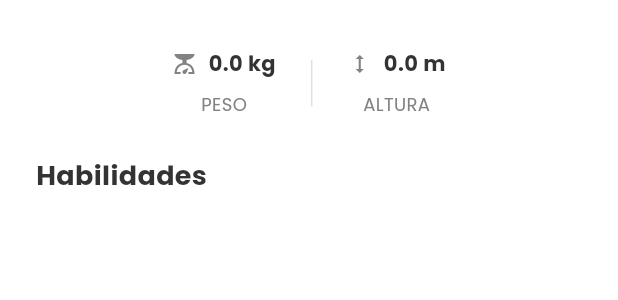
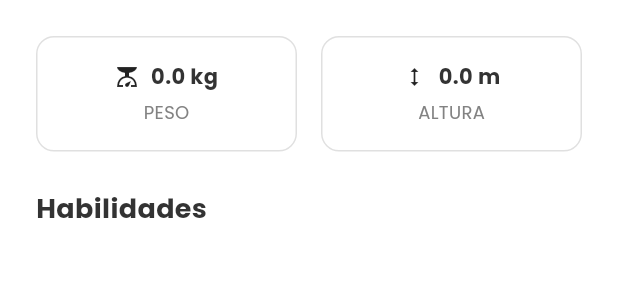
Before and after one commit to ranavarro/Pokedex_flutter, a Flutter app: the AboutTab widget shown alone on an empty page, opened directly with empty values, on a phone screen of 412 x 824 dp. Shown: the top 300 px of the screen. Run offline on Flutter 3.47's test engine with Material 3 defaults, Android fonts, the phone set to English and light mode, and no system bars; our stand-ins replace dio, flutter_riverpod, flutter_svg, freezed_annotation, go_router, google_fonts and 4 more; accounts and stored records are empty; generated files the repository leaves out were written again; network calls fail.

Commit message:
detail feature refactor

```diff
--- a/lib/core/theme/app_colors.dart
+++ b/lib/core/theme/app_colors.dart
@@ -3,7 +3,7 @@ import 'package:flutter/material.dart';
 // Colores extraídos directamente del Design System en Figma
 class AppColors {
   // Primarios
-  static const Color primary = Color(0xFFE51D20);
+  static const Color primary = Color(0xFF0D47A1);
   static const Color black = Color(0xFF000000);
   static const Color white = Color(0xFFFFFFFF);
 
--- /dev/null
+++ b/lib/features/pokemon_detail/presentation/widgets/detail_info_box.dart
@@ -0,0 +1,45 @@
+import 'package:flutter/material.dart';
+import 'package:pokedex_app/core/theme/app_colors.dart';
+import 'package:pokedex_app/core/theme/app_text_styles.dart';
+
+class DetailInfoBox extends StatelessWidget {
+  final String label;
+  final String value;
+  final Widget? icon;
+
+  const DetailInfoBox({
+    super.key,
+    required this.label,
+    required this.value,
+    this.icon,
+  });
+
+  @override
+  Widget build(BuildContext context) {
+    return Expanded(
+      child: Container(
+        padding: const EdgeInsets.all(16),
+        decoration: BoxDecoration(
+          borderRadius: BorderRadius.circular(12),
+          border: Border.all(color: AppColors.grey_5),
+        ),
+        child: Column(
+          children: [
+            Row(
+              mainAxisAlignment: MainAxisAlignment.center,
+              children: [
+                if (icon != null) ...[
+                  icon!,
+                  const SizedBox(width: 8),
+                ],
+                Text(value, style: AppTextStyles.infoValue),
+              ],
+            ),
+            const SizedBox(height: 4),
+            Text(label, style: AppTextStyles.infoLabel),
+          ],
+        ),
+      ),
+    );
+  }
+}
--- a/lib/features/pokemon_detail/presentation/widgets/tabs/about_tab.dart
+++ b/lib/features/pokemon_detail/presentation/widgets/tabs/about_tab.dart
@@ -1,8 +1,8 @@
 import 'package:flutter/material.dart';
 import 'package:pokedex_app/core/extensions/string_extension.dart';
-import 'package:pokedex_app/core/theme/app_colors.dart';
 import 'package:pokedex_app/core/theme/app_text_styles.dart';
 import 'package:pokedex_app/features/pokemon_detail/domain/entities/pokemon_detail.dart';
+import 'package:pokedex_app/features/pokemon_detail/presentation/widgets/detail_info_box.dart';
 
 class AboutTab extends StatelessWidget {
   final PokemonDetail pokemon;
@@ -11,14 +11,30 @@ class AboutTab extends StatelessWidget {
   @override
   Widget build(BuildContext context) {
     return SingleChildScrollView(
-      padding: const EdgeInsets.symmetric(horizontal: 24.0, vertical: 32.0),
+      padding: const EdgeInsets.symmetric(horizontal: 24.0, vertical: 24.0),
       child: Column(
         crossAxisAlignment: CrossAxisAlignment.start,
         children: [
-          _buildInfoTable(context),
+          // Fila para Peso y Altura
+          Row(
+            children: [
+              DetailInfoBox(
+                label: 'PESO',
+                value: '${pokemon.weight / 10} kg',
+                icon: const Icon(Icons.scale, size: 16),
+              ),
+              const SizedBox(width: 16),
+              DetailInfoBox(
+                label: 'ALTURA',
+                value: '${pokemon.height / 10} m',
+                icon: const Icon(Icons.height, size: 16),
+              ),
+            ],
+          ),
           const SizedBox(height: 24),
+          // Sección de Habilidades
           Text('Habilidades', style: AppTextStyles.sectionTitle),
-          const SizedBox(height: 16),
+          const SizedBox(height: 12),
           Text(
             pokemon.abilities.map((a) => a.capitalized().replaceAll('-', ' ')).join(', '),
             style: AppTextStyles.description,
@@ -27,36 +43,4 @@ class AboutTab extends StatelessWidget {
       ),
     );
   }
-
-  Widget _buildInfoTable(BuildContext context) {
-    return IntrinsicHeight(
-      child: Row(
-        mainAxisAlignment: MainAxisAlignment.center,
-        children: [
-          _buildInfoColumn('PESO', '${pokemon.weight / 10} kg', Icons.scale),
-          const SizedBox(width: 16),
-          const VerticalDivider(thickness: 1, color: AppColors.grey_5, indent: 8, endIndent: 8),
-          const SizedBox(width: 16),
-          _buildInfoColumn('ALTURA', '${pokemon.height / 10} m', Icons.height),
-        ],
-      ),
-    );
-  }
-
-  Widget _buildInfoColumn(String label, String value, IconData icon) {
-    return Column(
-      children: [
-        Row(
-          mainAxisAlignment: MainAxisAlignment.center,
-          children: [
-            Icon(icon, size: 16, color: AppColors.grey_3),
-            const SizedBox(width: 8),
-            Text(value, style: AppTextStyles.infoValue),
-          ],
-        ),
-        const SizedBox(height: 8),
-        Text(label, style: AppTextStyles.infoLabel),
-      ],
-    );
-  }
 }
```
Also changed, not shown: lib/features/pokemon_detail/presentation/screens/pokemon_detail_screen.dart (+25 -77 lines), lib/features/pokemon_detail/presentation/widgets/info_row.dart (added, +38 -0 lines), lib/features/pokemon_detail/presentation/widgets/pokemon_detail_header.dart (added, +103 -0 lines).
